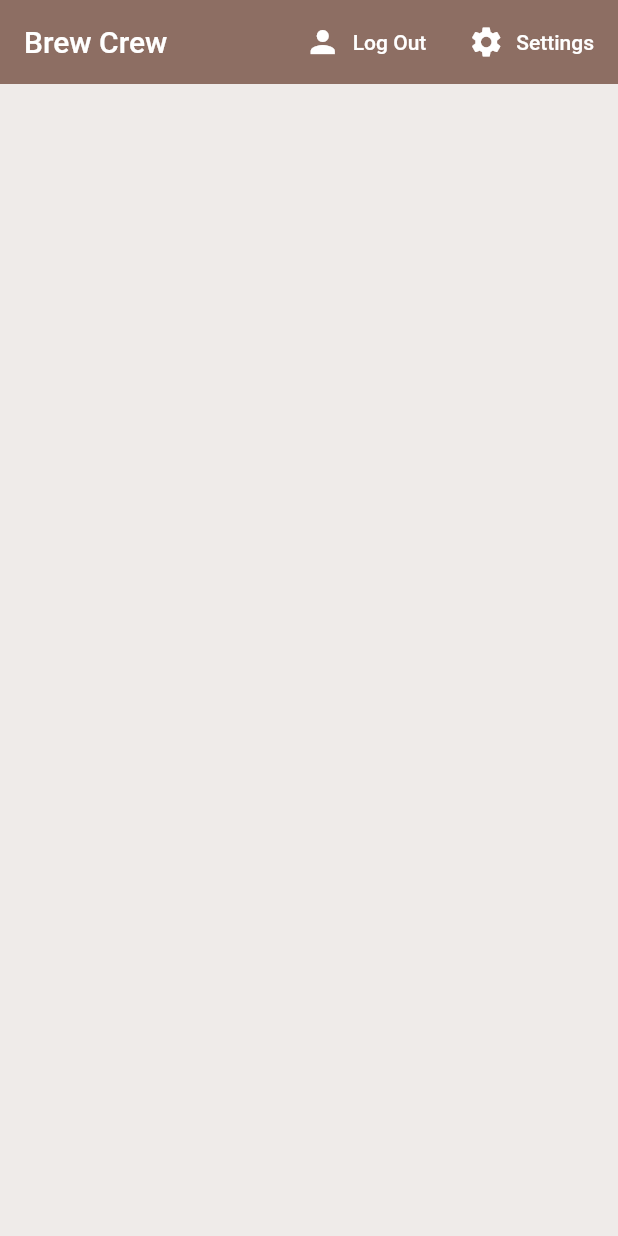
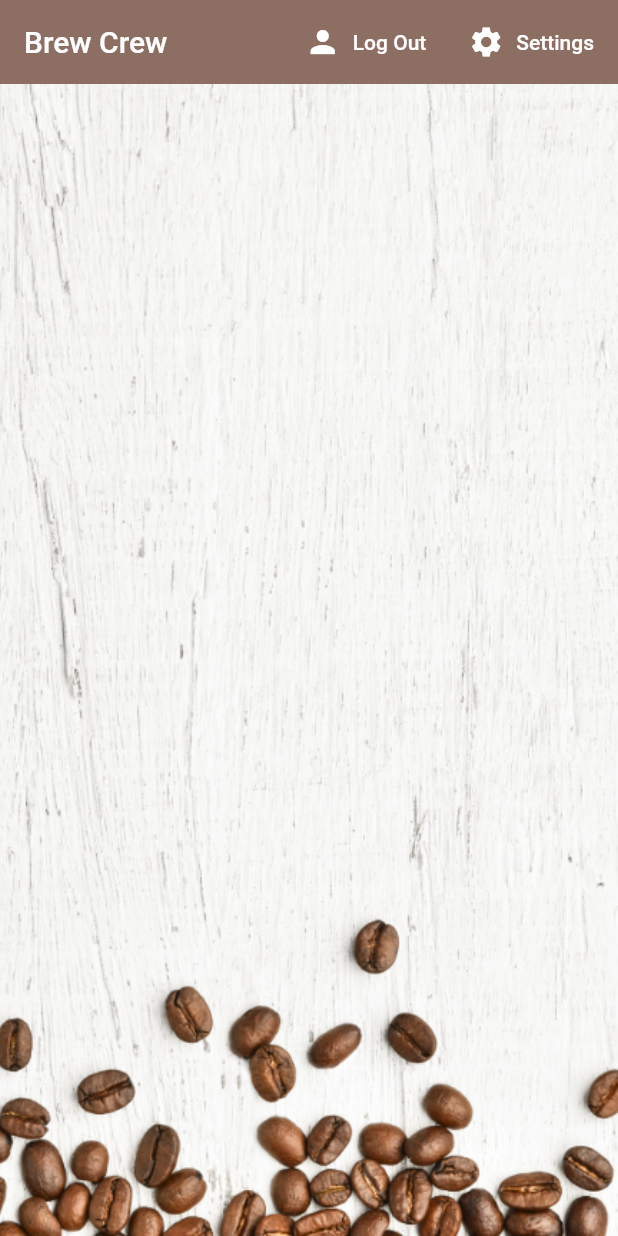
Before and after one commit to MikolajM1/brew_crew, a Flutter app: the screen it shows once a user with an empty profile is signed in, on a phone screen of 412 x 824 dp. Run offline on Flutter 3.47's test engine with Material 2 defaults, Android fonts, the phone set to English and light mode, and no system bars; our stand-ins replace cloud_firestore, firebase_auth, flutter_spinkit; accounts and stored records are empty.

```diff
--- a/lib/screens/home/brew_tile.dart
+++ b/lib/screens/home/brew_tile.dart
@@ -3,6 +3,7 @@ import 'package:brew_crew/models/brew.dart';
 
 class BrewTile extends StatelessWidget {
   final Brew brew;
+
   BrewTile({this.brew});
 
   @override
@@ -13,6 +14,7 @@ class BrewTile extends StatelessWidget {
         margin: EdgeInsets.fromLTRB(20.0, 6.0, 20.0, 0.0),
         child: ListTile(
           leading: CircleAvatar(
+            backgroundImage: AssetImage('assets/coffee_icon.png'),
             radius: 25.0,
             backgroundColor: Colors.brown[brew.strength],
           ),
--- a/lib/screens/home/home.dart
+++ b/lib/screens/home/home.dart
@@ -52,7 +52,12 @@ class Home extends StatelessWidget {
             )
           ],
         ),
-        body: BrewList(),
+        body: Container(
+            decoration: BoxDecoration(
+              image: DecorationImage(
+                  image: AssetImage('assets/coffee_bg.png'), fit: BoxFit.cover),
+            ),
+            child: BrewList()),
       ),
     );
   }
--- a/pubspec.yaml
+++ b/pubspec.yaml
@@ -49,9 +49,8 @@ flutter:
   uses-material-design: true
 
   # To add assets to your application, add an assets section, like this:
-  # assets:
-  #   - images/a_dot_burr.jpeg
-  #   - images/a_dot_ham.jpeg
+  assets:
+    - assets/
 
   # An image asset can refer to one or more resolution-specific "variants", see
   # https://flutter.dev/assets-and-images/#resolution-aware.
```
Also changed, not shown: assets/coffee_bg.png (added), assets/coffee_icon.png (added).
